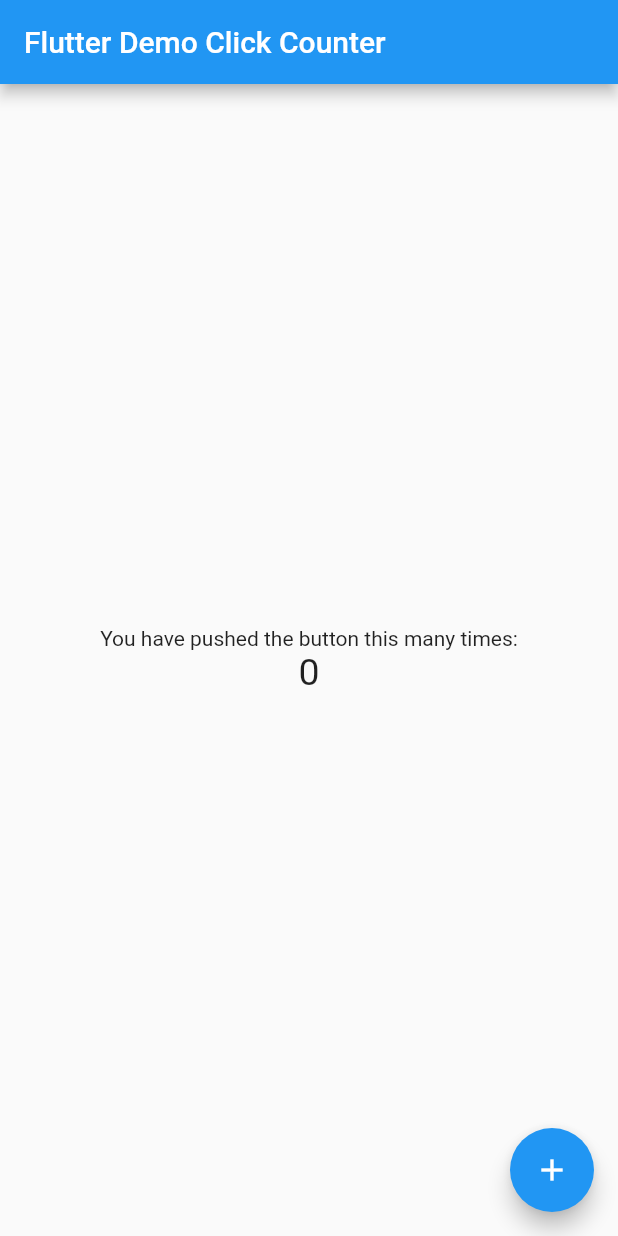
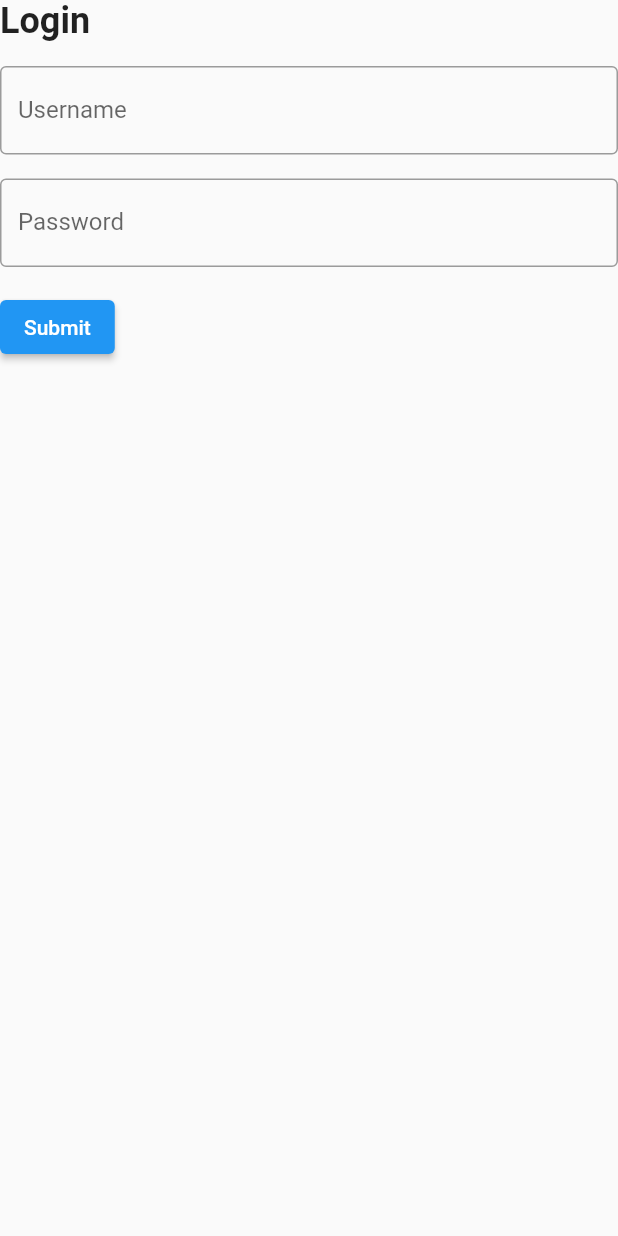
Before and after one commit to breno-wiebbelling/trabalho_01, a Flutter app: the screen it shows after launch, on a phone screen of 412 x 824 dp. Run offline on Flutter 3.47's test engine with Material 2 defaults, Android fonts, the phone set to English and light mode, and no system bars; our stand-ins replace shared_preferences.

Commit message:
first commit

```diff
--- /dev/null
+++ b/lib/login_screen.dart
@@ -0,0 +1,84 @@
+import 'package:flutter/material.dart';
+import './initial_screen.dart';
+import 'package:shared_preferences/shared_preferences.dart';
+
+class LoginScreen extends StatelessWidget {
+  static const routeName = './login';
+
+  final _formKey = GlobalKey<FormState>();
+  final TextEditingController _usernameController = TextEditingController();
+  final TextEditingController _passwordController = TextEditingController();
+
+  LoginScreen({super.key});
+
+  Future<void> _saveCredentials() async {
+    SharedPreferences prefs = await SharedPreferences.getInstance();
+    await prefs.setString('username', _usernameController.text);
+    await prefs.setString('password', _passwordController.text);
+  }
+
+  void _onSubmit(BuildContext context) async {
+    if (_formKey.currentState!.validate()) {
+      await _saveCredentials();
+      Navigator.pushReplacementNamed(context, InitialScreen.routeName);
+    }
+  }
+
+  String? _passwordValidator(String? value) {
+    RegExp upperCaseValidation = RegExp(r'^(?=.*?[A-Z])');
+    if (value!.isNotEmpty) {
+      if (upperCaseValidation.hasMatch(value)) {
+        return null;
+      } else {
+        return "A senha deve possuir uma letra maiúscula.";
+      }
+    }
+
+    return "Preenchar uma senha!";
+  }
+
+  @override
+  Widget build(BuildContext context) {
+    return Scaffold(
+        body: Form(
+      key: _formKey,
+      child: Column(
+        crossAxisAlignment: CrossAxisAlignment.start,
+        children: [
+          const Text(
+            'Login',
+            style: TextStyle(
+              fontSize: 24,
+              fontWeight: FontWeight.bold,
+            ),
+          ),
+          const SizedBox(height: 16),
+          TextFormField(
+            controller: _usernameController,
+            decoration: const InputDecoration(
+              labelText: 'Username',
+              border: OutlineInputBorder(),
+            ),
+            validator: (value) =>
+                (value!.isEmpty) ? 'Please enter your username' : null,
+          ),
+          const SizedBox(height: 16),
+          TextFormField(
+            controller: _passwordController,
+            obscureText: true,
+            decoration: const InputDecoration(
+              labelText: 'Password',
+              border: OutlineInputBorder(),
+            ),
+            validator: (value) => _passwordValidator(value),
+          ),
+          const SizedBox(height: 16),
+          ElevatedButton(
+            onPressed: () => _onSubmit(context),
+            child: const Text('Submit'),
+          ),
+        ],
+      ),
+    ));
+  }
+}
--- a/lib/main.dart
+++ b/lib/main.dart
@@ -1,91 +1,27 @@
 import 'package:flutter/material.dart';
+import './initial_screen.dart';
+import './login_screen.dart';
 
-void main() => runApp(MyApp());
+void main() {
+  runApp(const MyApp());
+}
 
 class MyApp extends StatelessWidget {
   const MyApp({super.key});
-  static const String _title = 'Flutter Stateful Clicker Counter';
-  // This widget is the root of your application.
+
   @override
   Widget build(BuildContext context) {
     return MaterialApp(
-      title: _title,
+      debugShowCheckedModeBanner: false,
+      title: 'PDM 1',
       theme: ThemeData(
         primarySwatch: Colors.blue,
       ),
-      home: MyHomePage(),
+      initialRoute: LoginScreen.routeName,
+      routes: {
+        LoginScreen.routeName: (context) => LoginScreen(),
+        InitialScreen.routeName: (context) => InitialScreen(),
+      },
     );
   }
 }
-
-class MyHomePage extends StatefulWidget {
-  const MyHomePage({super.key});
-  // This widget is the home page of your application. It is stateful, meaning
-  // that it has a State object (defined below) that contains fields that affect
-  // how it looks.
-  // This class is the configuration for the state.
-  @override
-  _MyHomePageState createState() => _MyHomePageState();
-}
-
-class _MyHomePageState extends State<MyHomePage> {
-  int _counter = 0;
-
-  void _incrementCounter() {
-    setState(() {
-      // This call to setState tells the Flutter framework that something has
-      // changed in this State, which causes it to rerun the build method below
-      // so that the display can reflect the updated values. If we changed
-      // _counter without calling setState(), then the build method would not be
-      // called again, and so nothing would appear to happen.
-      _counter++;
-    });
-  }
-
-  @override
-  Widget build(BuildContext context) {
-    // This method is rerun every time setState is called, for instance as done
-    // by the _incrementCounter method above.
-    //
-    // The Flutter framework has been optimized to make rerunning build methods
-    // fast, so that you can just rebuild anything that needs updating rather
-    // than having to individually change instances of widgets.
-    return Scaffold(
-      appBar: AppBar(
-        // Here we take the value from the MyHomePage object that was created by
-        // the App.build method, and use it to set our appbar title.
-        title: Text('Flutter Demo Click Counter'),
-      ),
-      body: Center(
-        // Center is a layout widget. It takes a single child and positions it
-        // in the middle of the parent.
-        child: Column(
-          // Column is also a layout widget. It takes a list of children and
-          // arranges them vertically. By default, it sizes itself to fit its
-          // children horizontally, and tries to be as tall as its parent.
-          //
-          // Column has various properties to control how it sizes itself and
-          // how it positions its children. Here we use mainAxisAlignment to
-          // center the children vertically; the main axis here is the vertical
-          // axis because Columns are vertical (the cross axis would be
-          // horizontal).
-          mainAxisAlignment: MainAxisAlignment.center,
-          children: <Widget>[
-            Text(
-              'You have pushed the button this many times:',
-            ),
-            Text(
-              '$_counter',
-              style: TextStyle(fontSize: 25),
-            ),
-          ],
-        ),
-      ),
-      floatingActionButton: FloatingActionButton(
-        onPressed: _incrementCounter,
-        tooltip: 'Increment',
-        child: Icon(Icons.add),
-      ),
-    );
-  }
-}
```
Also changed, not shown: lib/initial_screen.dart (added, +28 -0 lines), lib/side_menu.dart (added, +31 -0 lines), pubspec.yaml (+1 -17 lines).
